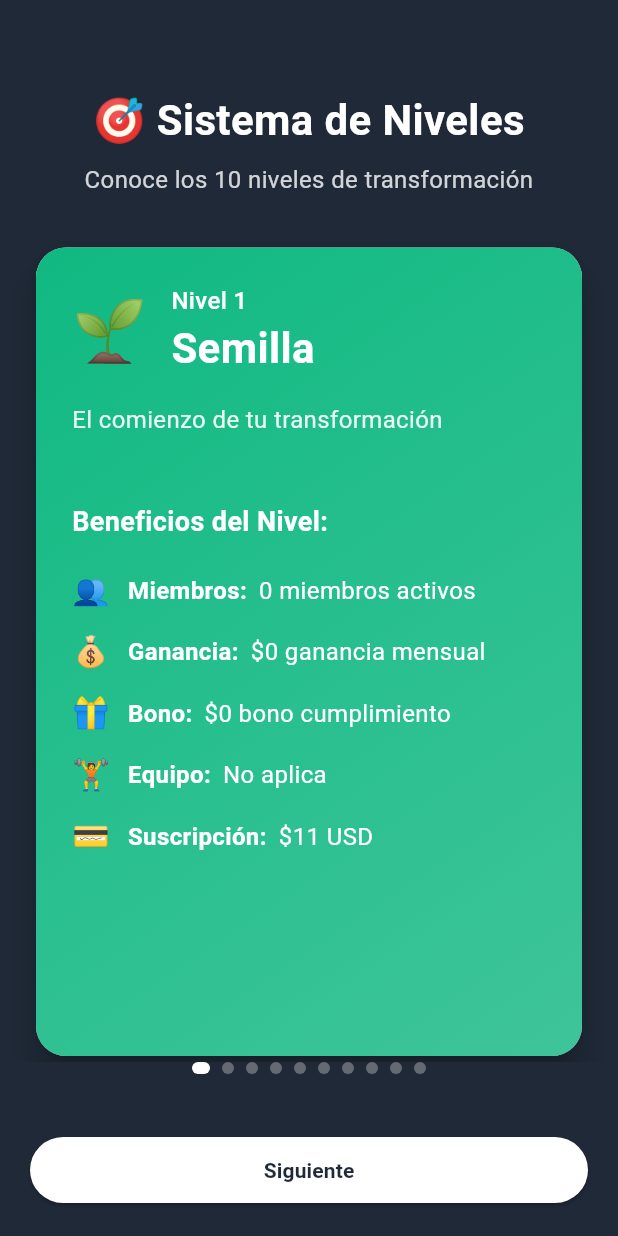
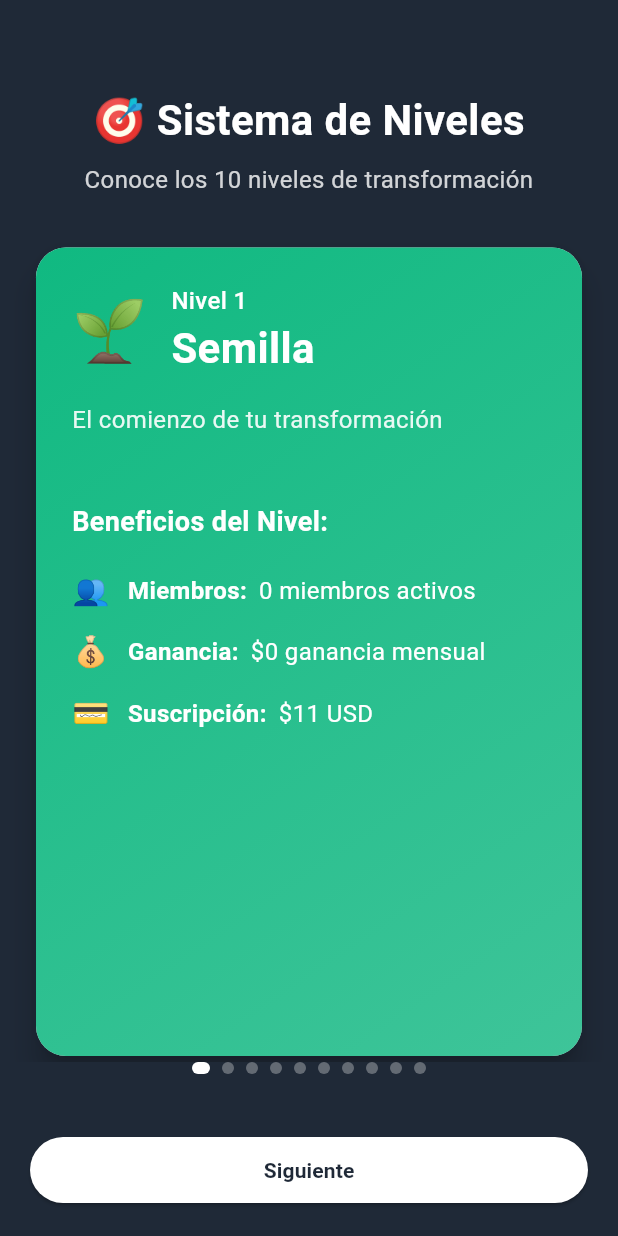
Before and after one commit to stepwinapp01/flutter-step, a Flutter app: the LevelsSystemScreen screen opened directly, on a phone screen of 412 x 824 dp. Run offline on Flutter 3.47's test engine with Material 3 defaults, Android fonts, the light colour scheme and no system bars.

Commit message:
fix: Eliminar overflow en pantalla de niveles - simplificar beneficios

```diff
--- a/lib/features/levels/levels_system_screen.dart
+++ b/lib/features/levels/levels_system_screen.dart
@@ -364,17 +364,11 @@
               ),
               const SizedBox(height: 12),
 
-              Expanded(
-                child: Column(
-                  children: [
-                    _buildBenefitRow('👥', 'Miembros:', level['members']),
-                    _buildBenefitRow('💰', 'Ganancia:', level['monthly']),
-                    _buildBenefitRow('🎁', 'Bono:', level['bonus']),
-                    _buildBenefitRow('🏋️', 'Equipo:', level['equipment']),
-                    _buildBenefitRow('💳', 'Suscripción:', level['subscription']),
-                  ],
-                ),
-              ),
+              _buildBenefitRow('👥', 'Miembros:', level['members']),
+              _buildBenefitRow('💰', 'Ganancia:', level['monthly']),
+              _buildBenefitRow('💳', 'Suscripción:', level['subscription']),
+
+              const SizedBox(height: 20),
             ],
           ),
         ),
```
